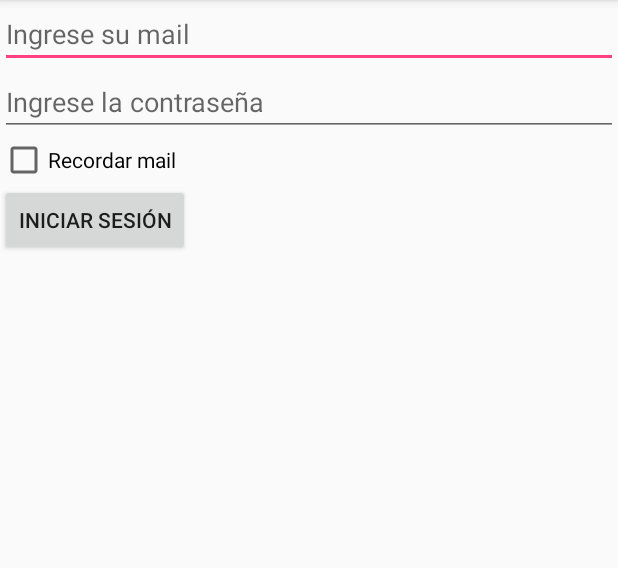
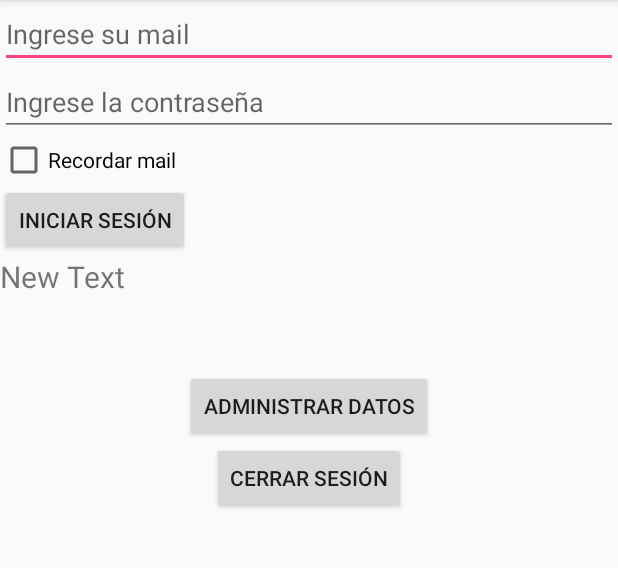
Before and after one commit to MaiaLevi/ProyectoFinal, an Android app: the screen it shows after launch (MainActivity), on a phone screen of 412 x 824 dp, the part 84-652 px from its top. Run offline under Robolectric (Android 15) with nearby library versions, the phone set to English and light mode, and no system bars.

Commit message:
empece home

```diff
--- a/PROYECTOFINAL/app/src/main/java/com/example/a41638707/proyectofinal/MainActivity.java
+++ b/PROYECTOFINAL/app/src/main/java/com/example/a41638707/proyectofinal/MainActivity.java
@@ -1,8 +1,6 @@
 package com.example.a41638707.proyectofinal;
 
-import android.app.ActionBar;
 import android.app.Dialog;
-import android.app.DownloadManager;
 import android.app.ProgressDialog;
 import android.content.Context;
 import android.content.DialogInterface;
@@ -10,31 +8,22 @@ import android.content.Intent;
 import android.content.SharedPreferences;
 import android.content.res.Resources;
 import android.os.AsyncTask;
-import android.os.Build;
-import android.os.StrictMode;
-import android.support.design.widget.FloatingActionButton;
-import android.support.design.widget.NavigationView;
-import android.support.design.widget.Snackbar;
-import android.support.v4.widget.DrawerLayout;
-import android.support.v7.app.ActionBarDrawerToggle;
 import android.support.v7.app.AlertDialog;
 import android.support.v7.app.AppCompatActivity;
 import android.os.Bundle;
-import android.support.v7.widget.Toolbar;
 import android.util.Log;
-import android.view.LayoutInflater;
-import android.view.MenuItem;
+import android.view.Gravity;
 import android.view.View;
-import android.widget.ArrayAdapter;
+import android.view.animation.Animation;
+import android.view.animation.AnimationUtils;
 import android.widget.Button;
 import android.widget.CheckBox;
 import android.widget.EditText;
-import android.widget.ImageButton;
-import android.widget.ListView;
-import android.widget.ProgressBar;
 import android.widget.TabHost;
+import android.widget.TextSwitcher;
 import android.widget.TextView;
 import android.widget.Toast;
+import android.widget.ViewSwitcher;
 /*
 import com.squareup.okhttp.OkHttpClient;
 import com.squareup.okhttp.Request;
@@ -44,24 +33,17 @@ import com.squareup.okhttp.OkHttpClient;
 import com.squareup.okhttp.Request;
 import com.squareup.okhttp.Response;
 
-import org.json.JSONArray;
 import org.json.JSONException;
 import org.json.JSONObject;
 
 import java.io.IOException;
 import java.security.MessageDigest;
 import java.security.NoSuchAlgorithmException;
-import java.text.DateFormat;
-import java.text.SimpleDateFormat;
-import java.util.ArrayList;
-import java.util.Date;
-import java.util.List;
-import java.util.Locale;
 
 public class MainActivity extends AppCompatActivity {
     // public static final ArrayList<Evento> PARAMETRO1=new ArrayList<Evento>();
     public ProgressDialog progressDialog;
-    Button  btnIniciarSesion, btnLogout;
+    Button btnIniciarSesion, btnLogout;
     EditText edtMail, edtContra;
     Usuarios miUsuario;
     Division miDivision;
@@ -70,7 +52,9 @@ public class MainActivity extends AppCompatActivity {
     Boolean sesion, blnMail;
     CheckBox chkMail;
     String nombre, mail, division;
-    int iddivision, id;
+    TextSwitcher mSwitcher;
+    String textoPrueba[]={"Hola", "LPM anda"};
+    int iddivision, id, messageCount=0, currentIndex;
     TabHost tabs;
     @Override
     protected void onCreate(Bundle savedInstanceState) {
@@ -79,67 +63,61 @@ public class MainActivity extends AppCompatActivity {
         ObtenerReferencias();
         progressDialog = new ProgressDialog(this);
         SharedPreferences prefs =
-                getSharedPreferences("MisPreferencias",Context.MODE_PRIVATE);
-        sesion = prefs.getBoolean("sesion",false );
-        nombre=prefs.getString("nombre","");
-        mail=prefs.getString("email","");
-        id=prefs.getInt("id",0);
+                getSharedPreferences("MisPreferencias", Context.MODE_PRIVATE);
+        sesion = prefs.getBoolean("sesion", false);
+        nombre = prefs.getString("nombre", "");
+        mail = prefs.getString("email", "");
+        id = prefs.getInt("id", 0);
         Log.i("sesion", sesion.toString());
         //PROBAR ABAJO
-        iddivision=prefs.getInt("iddivision",0);
-        division=prefs.getString("division", "");
-        miDivision=new Division(iddivision,division);
-        miUsuario= new Usuarios(nombre,mail,"",0);
+        iddivision = prefs.getInt("iddivision", 0);
+        division = prefs.getString("division", "");
+        miDivision = new Division(iddivision, division);
+        miUsuario = new Usuarios(nombre, mail, "", 0);
         //CARGAR VALORES EN CLASE USUARIO
-        if (sesion)
-        {
-            tvwBienvenido.setText("Bienvenido/a "+nombre);
+        if (sesion) {
+            tvwBienvenido.setText("Bienvenido/a " + nombre);
             layoutLogin.setVisibility(View.GONE);
             layoutBotones.setVisibility(View.VISIBLE);
             Usuarios.setDivision(miDivision);
             Usuarios.setId(id);
-        }
-        else
-        {
-            if (!miUsuario.getMail().equals(""))
-            {
-                blnMail=prefs.getBoolean("mail", false);
-                if (blnMail)
-                {
+        } else {
+            if (!miUsuario.getMail().equals("")) {
+                blnMail = prefs.getBoolean("mail", false);
+                if (blnMail) {
                     //Mostrar miUsuario.getMail();
                 }
             }
         }
+        messageCount=textoPrueba.length;
+        currentIndex=-1;
+        // Declare the in and out animations and initialize them
+        Animation in = AnimationUtils.loadAnimation(this,android.R.anim.slide_in_left);
+        Animation out = AnimationUtils.loadAnimation(this,android.R.anim.slide_out_right);
         tabs.setOnTabChangedListener(new TabHost.OnTabChangeListener() {
             @Override
             public void onTabChanged(String tabId) {
-                if (sesion)
-                {
-                    switch(tabId)
-                    {
+                if (sesion) {
+                    switch (tabId) {
                         case ("eventos"):
-                            Intent nuevaActivity=new Intent(getApplicationContext(),Listar.class);
+                            Intent nuevaActivity = new Intent(getApplicationContext(), Listar.class);
                             startActivity(nuevaActivity);
                             chau();
-                        break;
+                            break;
                         case ("libros"):
-                            Intent nuevaActivity2=new Intent(getApplicationContext(),ListarLibrosPropios.class);
+                            Intent nuevaActivity2 = new Intent(getApplicationContext(), ListarLibrosPropios.class);
                             startActivity(nuevaActivity2);
                             chau();
-                        break;
-                        case ("horario"):
-                        {
-                            Intent nuevaActivity3=new Intent(getApplicationContext(),ListarHorario.class);
+                            break;
+                        case ("horario"): {
+                            Intent nuevaActivity3 = new Intent(getApplicationContext(), ListarHorario.class);
                             startActivity(nuevaActivity3);
                             chau();
                         }
                         break;
                     }
-                }
-                else
-                {
-                    if (!tabId.equals("usuario"))
-                    {
+                } else {
+                    if (!tabId.equals("usuario")) {
                         Toast.makeText(getApplicationContext(), "Para acceder debe iniciar sesión", Toast.LENGTH_SHORT).show();
                     }
                 }
@@ -149,32 +127,59 @@ public class MainActivity extends AppCompatActivity {
             public void onClick(View v) {
                 //Sacar layout que dice bienvenido y volver a mostrar el iniciar sesion
                 //En shared preferernces cambiar config
-                Dialog dialog=confirmarLogout();
-                dialog.show();
+                Dialog dialog = confirmarLogout();
+                //dialog.show();
+                currentIndex++;
+                // If index reaches maximum reset it
+                if(currentIndex==messageCount)
+                    currentIndex=0;
+                mSwitcher.setText(textoPrueba[currentIndex]);
             }
         });
         btnIniciarSesion.setOnClickListener(new View.OnClickListener() {
             public void onClick(View v) {
                 String url = "http://apicampus.azurewebsites.net/login.php?Mail=";
                 url += edtMail.getText().toString();
-                if (!edtMail.getText().toString().equals("")&&!edtMail.getText().toString().equals(" "))
-                {
-                    if (!edtContra.getText().toString().equals("")&&!edtContra.getText().toString().equals(" "))
-                    {
+                if (!edtMail.getText().toString().equals("") && !edtMail.getText().toString().equals(" ")) {
+                    if (!edtContra.getText().toString().equals("") && !edtContra.getText().toString().equals(" ")) {
                         new traerUsuario().execute(url);
-                    }
-                    else {
+                    } else {
                         Toast.makeText(getApplicationContext(), "La contraseña no puede ser vacía", Toast.LENGTH_SHORT).show();
                     }
-                }
-                else
-                {
+                } else {
                     Toast.makeText(getApplicationContext(), "El mail no puede ser vacío", Toast.LENGTH_SHORT).show();
                 }
             }
         });
-       }
-        //CAMBIAR POR TAB
+        mSwitcher.setOnClickListener(new View.OnClickListener() {
+
+            public void onClick(View v) {
+                // TODO Auto-generated method stubcurrentIndex++;
+                // If index reaches maximum reset it
+                currentIndex++;
+                if(currentIndex==messageCount)
+                    currentIndex=0;
+                mSwitcher.setText(textoPrueba[currentIndex]);
+            }
+        });
+        // Set the ViewFactory of the TextSwitcher that will create TextView object when asked
+        mSwitcher.setFactory(new ViewSwitcher.ViewFactory() {
+
+            public View makeView() {
+                // TODO Auto-generated method stub
+                // create new textView and set the properties like clolr, size etc
+                TextView myText = new TextView(MainActivity.this);
+                myText.setGravity(Gravity.TOP | Gravity.CENTER_HORIZONTAL);
+                myText.setTextSize(36);
+                //myText.setTextColor(Color.BLUE);
+                return myText;
+            }
+        });
+        // set the animation type of textSwitcher
+        mSwitcher.setInAnimation(in);
+        mSwitcher.setOutAnimation(out);
+    }
+    //CAMBIAR POR TAB
         /*navigationView.setNavigationItemSelectedListener(
                 new NavigationView.OnNavigationItemSelectedListener() {
                     @Override
@@ -257,6 +262,7 @@ public class MainActivity extends AppCompatActivity {
         layoutLogin=findViewById(R.id.login);
         btnLogout=(Button)findViewById(R.id.btnLogout);
         chkMail=(CheckBox)findViewById(R.id.chkMail);
+        mSwitcher=(TextSwitcher)findViewById(R.id.textSwitcher2);
         //SETEO TABS
         Resources res = getResources();
         tabs=(TabHost)findViewById(android.R.id.tabhost);
--- a/PROYECTOFINAL/app/src/main/res/layout/activity_main.xml
+++ b/PROYECTOFINAL/app/src/main/res/layout/activity_main.xml
@@ -2,8 +2,16 @@
 <LinearLayout xmlns:android="http://schemas.android.com/apk/res/android"
     android:orientation="vertical"
     android:layout_height="match_parent"
-    android:layout_width="match_parent">
-        <TabHost android:id="@android:id/tabhost"
+    android:layout_width="match_parent"
+    android:baselineAligned="false">
+
+    <TextSwitcher
+        android:layout_width="match_parent"
+        android:layout_height="wrap_content"
+        android:id="@+id/textSwitcher"
+        android:layout_gravity="right" />
+
+    <TabHost android:id="@android:id/tabhost"
             android:layout_width="match_parent"
             android:layout_height="match_parent">
                 <LinearLayout
@@ -69,14 +77,53 @@
                                                     android:layout_height="wrap_content"
                                                     android:layout_gravity="center_horizontal"
                                                     android:id="@+id/botones"
-                                                    android:visibility="invisible">
-
+                                                    android:visibility="visible">
                                                         <TextView
                                                             android:layout_width="wrap_content"
                                                             android:layout_height="wrap_content"
                                                             android:text="New Text"
                                                             android:id="@+id/tvwBienvenido"
                                                             android:textSize="20dp" />
+
+                                                    <LinearLayout
+                                                        android:orientation="horizontal"
+                                                        android:layout_width="match_parent"
+                                                        android:layout_height="match_parent">
+
+                                                        <TextSwitcher
+                                                            android:layout_width="195dp"
+                                                            android:layout_height="wrap_content"
+                                                            android:id="@+id/textSwitcher2"
+                                                            android:layout_gravity="center_horizontal" />
+
+                                                        <TextSwitcher
+                                                            android:layout_width="wrap_content"
+                                                            android:layout_height="wrap_content"
+                                                            android:id="@+id/textSwitcher3" />
+                                                    </LinearLayout>
+
+                                                    <LinearLayout
+                                                        android:orientation="horizontal"
+                                                        android:layout_width="match_parent"
+                                                        android:layout_height="match_parent">
+
+                                                        <TextSwitcher
+                                                            android:layout_width="wrap_content"
+                                                            android:layout_height="wrap_content"
+                                                            android:id="@+id/textSwitcher4" />
+
+                                                        <TextSwitcher
+                                                            android:layout_width="wrap_content"
+                                                            android:layout_height="wrap_content"
+                                                            android:id="@+id/textSwitcher5" />
+                                                    </LinearLayout>
+
+                                                    <Button
+                                                        android:layout_width="wrap_content"
+                                                        android:layout_height="wrap_content"
+                                                        android:text="Administrar datos"
+                                                        android:id="@+id/btnDatos"
+                                                        android:layout_gravity="center_horizontal" />
 
                                                     <Button
                                                             android:layout_width="wrap_content"
@@ -105,4 +152,10 @@
                         </FrameLayout>
                 </LinearLayout>
         </TabHost>
+
+    <ViewFlipper
+        android:layout_width="match_parent"
+        android:layout_height="wrap_content"
+        android:id="@+id/viewFlipper"
+        android:layout_gravity="right" />
 </LinearLayout>
```
